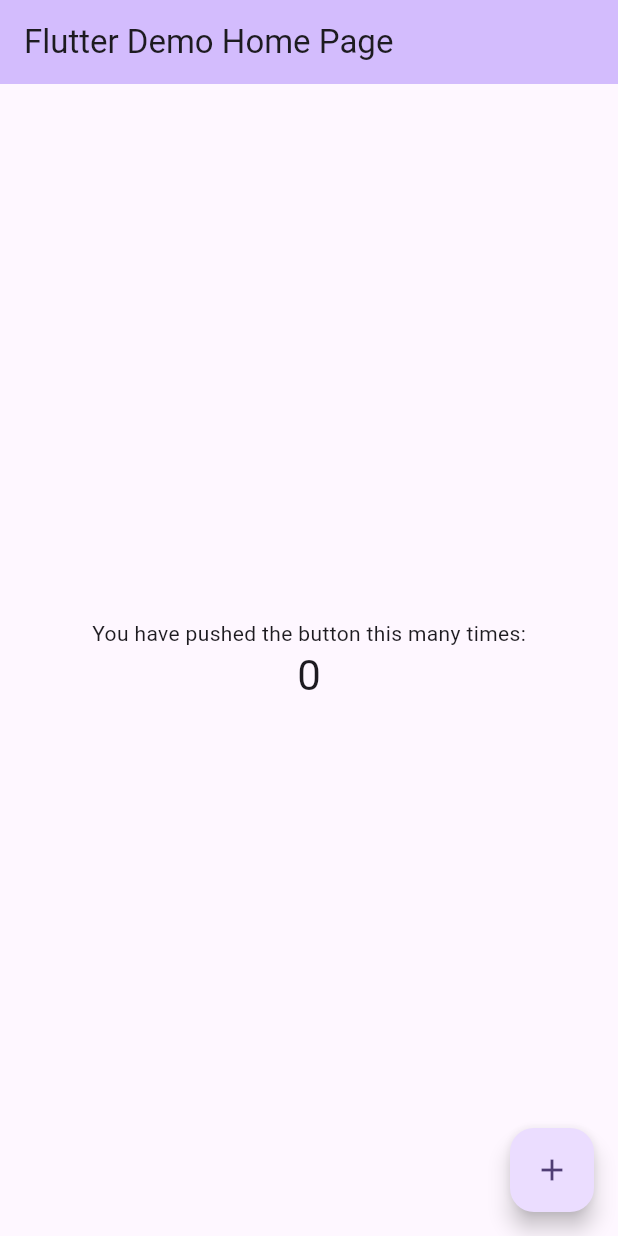
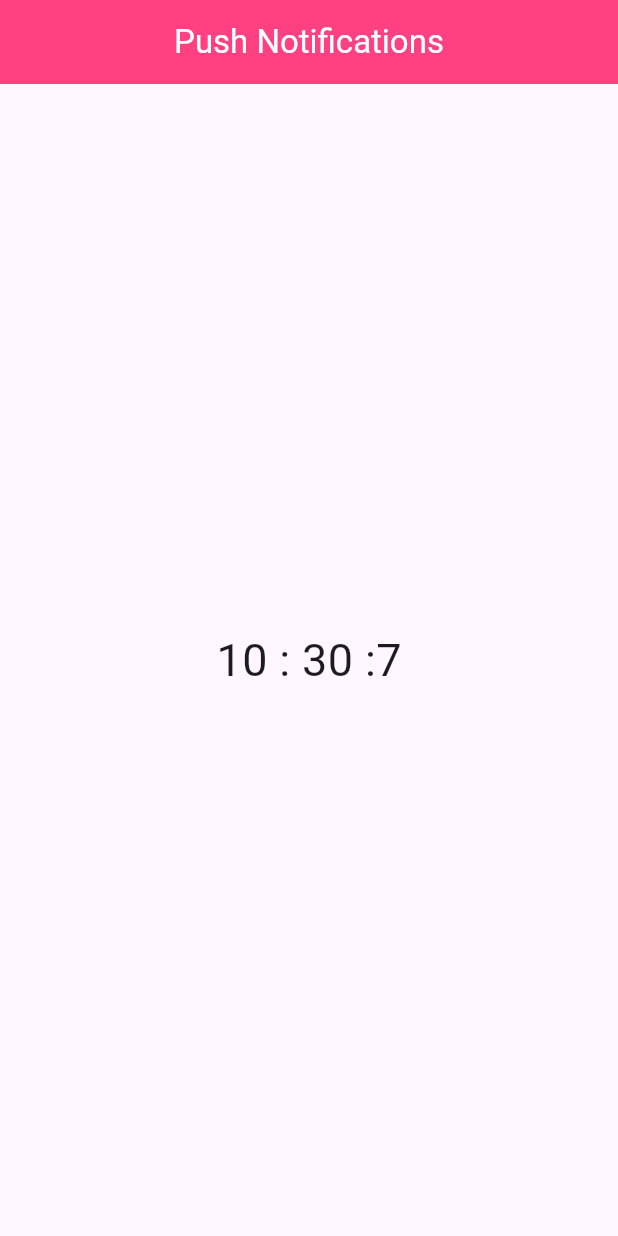
Before and after one commit to ajayrana78767/Push-Notifications-App, a Flutter app: the screen it shows after launch, on a phone screen of 412 x 824 dp. Run offline on Flutter 3.47's test engine with Material 3 defaults, Android fonts, the phone set to English and light mode, and no system bars.

Commit message:
Changed the  default code & design!
I can remove the default flutter code with my code.
In my code, I have to create a screen that runs the continuous time.

```diff
--- a/lib/main.dart
+++ b/lib/main.dart
@@ -1,125 +1,62 @@
+// ignore_for_file: library_private_types_in_public_api
+
 import 'package:flutter/material.dart';
+import 'dart:async';
 
-void main() {
-  runApp(const MyApp());
-}
+void main() => runApp(const MyApp());
 
 class MyApp extends StatelessWidget {
   const MyApp({super.key});
 
-  // This widget is the root of your application.
   @override
   Widget build(BuildContext context) {
     return MaterialApp(
-      title: 'Flutter Demo',
-      theme: ThemeData(
-        // This is the theme of your application.
-        //
-        // TRY THIS: Try running your application with "flutter run". You'll see
-        // the application has a purple toolbar. Then, without quitting the app,
-        // try changing the seedColor in the colorScheme below to Colors.green
-        // and then invoke "hot reload" (save your changes or press the "hot
-        // reload" button in a Flutter-supported IDE, or press "r" if you used
-        // the command line to start the app).
-        //
-        // Notice that the counter didn't reset back to zero; the application
-        // state is not lost during the reload. To reset the state, use hot
-        // restart instead.
-        //
-        // This works for code too, not just values: Most code changes can be
-        // tested with just a hot reload.
-        colorScheme: ColorScheme.fromSeed(seedColor: Colors.deepPurple),
-        useMaterial3: true,
-      ),
-      home: const MyHomePage(title: 'Flutter Demo Home Page'),
+      debugShowCheckedModeBanner: false,
+      theme: ThemeData(primarySwatch: Colors.red),
+      home: const FlutterTimeDemo(),
     );
   }
 }
 
-class MyHomePage extends StatefulWidget {
-  const MyHomePage({super.key, required this.title});
-
-  // This widget is the home page of your application. It is stateful, meaning
-  // that it has a State object (defined below) that contains fields that affect
-  // how it looks.
-
-  // This class is the configuration for the state. It holds the values (in this
-  // case the title) provided by the parent (in this case the App widget) and
-  // used by the build method of the State. Fields in a Widget subclass are
-  // always marked "final".
-
-  final String title;
+class FlutterTimeDemo extends StatefulWidget {
+  const FlutterTimeDemo({super.key});
 
   @override
-  State<MyHomePage> createState() => _MyHomePageState();
+  _FlutterTimeDemoState createState() => _FlutterTimeDemoState();
 }
 
-class _MyHomePageState extends State<MyHomePage> {
-  int _counter = 0;
+class _FlutterTimeDemoState extends State<FlutterTimeDemo> {
+  late String _timeString;
 
-  void _incrementCounter() {
-    setState(() {
-      // This call to setState tells the Flutter framework that something has
-      // changed in this State, which causes it to rerun the build method below
-      // so that the display can reflect the updated values. If we changed
-      // _counter without calling setState(), then the build method would not be
-      // called again, and so nothing would appear to happen.
-      _counter++;
-    });
+  @override
+  void initState() {
+    _timeString =
+        "${DateTime.now().hour} : ${DateTime.now().minute} :${DateTime.now().second}";
+    Timer.periodic(const Duration(seconds: 1), (Timer t) => _getCurrentTime());
+    super.initState();
   }
 
   @override
   Widget build(BuildContext context) {
-    // This method is rerun every time setState is called, for instance as done
-    // by the _incrementCounter method above.
-    //
-    // The Flutter framework has been optimized to make rerunning build methods
-    // fast, so that you can just rebuild anything that needs updating rather
-    // than having to individually change instances of widgets.
     return Scaffold(
       appBar: AppBar(
-        // TRY THIS: Try changing the color here to a specific color (to
-        // Colors.amber, perhaps?) and trigger a hot reload to see the AppBar
-        // change color while the other colors stay the same.
-        backgroundColor: Theme.of(context).colorScheme.inversePrimary,
-        // Here we take the value from the MyHomePage object that was created by
-        // the App.build method, and use it to set our appbar title.
-        title: Text(widget.title),
+        backgroundColor: Colors.pinkAccent,
+        centerTitle: true,
+        title: const Text('Push Notifications',style: TextStyle(color: Colors.white),),
       ),
       body: Center(
-        // Center is a layout widget. It takes a single child and positions it
-        // in the middle of the parent.
-        child: Column(
-          // Column is also a layout widget. It takes a list of children and
-          // arranges them vertically. By default, it sizes itself to fit its
-          // children horizontally, and tries to be as tall as its parent.
-          //
-          // Column has various properties to control how it sizes itself and
-          // how it positions its children. Here we use mainAxisAlignment to
-          // center the children vertically; the main axis here is the vertical
-          // axis because Columns are vertical (the cross axis would be
-          // horizontal).
-          //
-          // TRY THIS: Invoke "debug painting" (choose the "Toggle Debug Paint"
-          // action in the IDE, or press "p" in the console), to see the
-          // wireframe for each widget.
-          mainAxisAlignment: MainAxisAlignment.center,
-          children: <Widget>[
-            const Text(
-              'You have pushed the button this many times:',
-            ),
-            Text(
-              '$_counter',
-              style: Theme.of(context).textTheme.headlineMedium,
-            ),
-          ],
+        child: Text(
+          _timeString,
+          style: const TextStyle(fontSize: 30),
         ),
       ),
-      floatingActionButton: FloatingActionButton(
-        onPressed: _incrementCounter,
-        tooltip: 'Increment',
-        child: const Icon(Icons.add),
-      ), // This trailing comma makes auto-formatting nicer for build methods.
     );
   }
+
+  void _getCurrentTime() {
+    setState(() {
+      _timeString =
+          "${DateTime.now().hour} : ${DateTime.now().minute} :${DateTime.now().second}";
+    });
+  }
 }
--- a/pubspec.yaml
+++ b/pubspec.yaml
@@ -46,6 +46,7 @@ dev_dependencies:
   # package. See that file for information about deactivating specific lint
   # rules and activating additional ones.
   flutter_lints: ^3.0.0
+  flutter_local_notifications: ^17.0.0
 
 # For information on the generic Dart part of this file, see the
 # following page: https://dart.dev/tools/pub/pubspec
```
Also changed, not shown: pubspec.lock, 1 other file.
